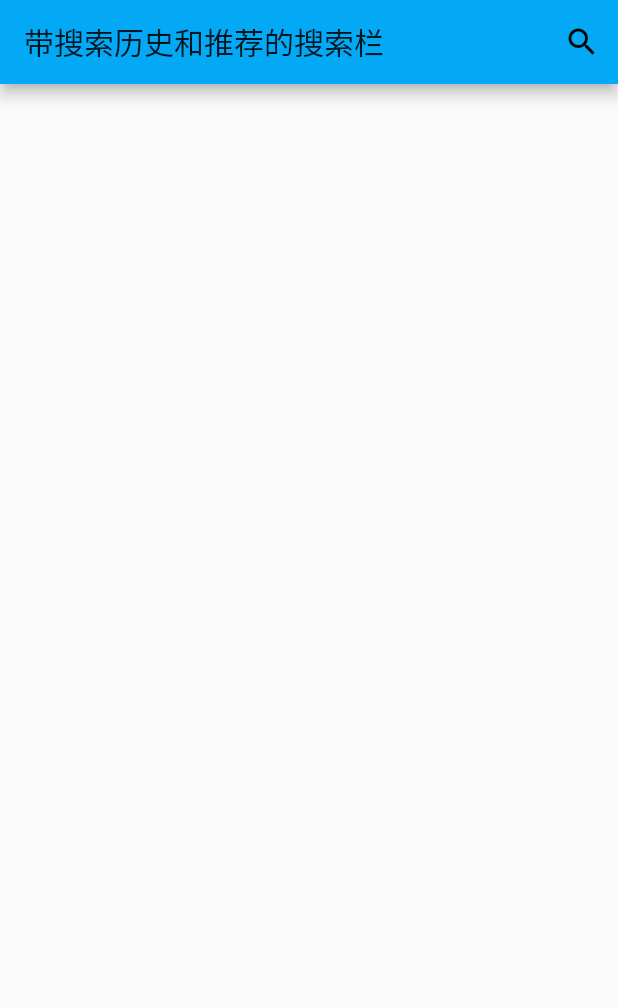
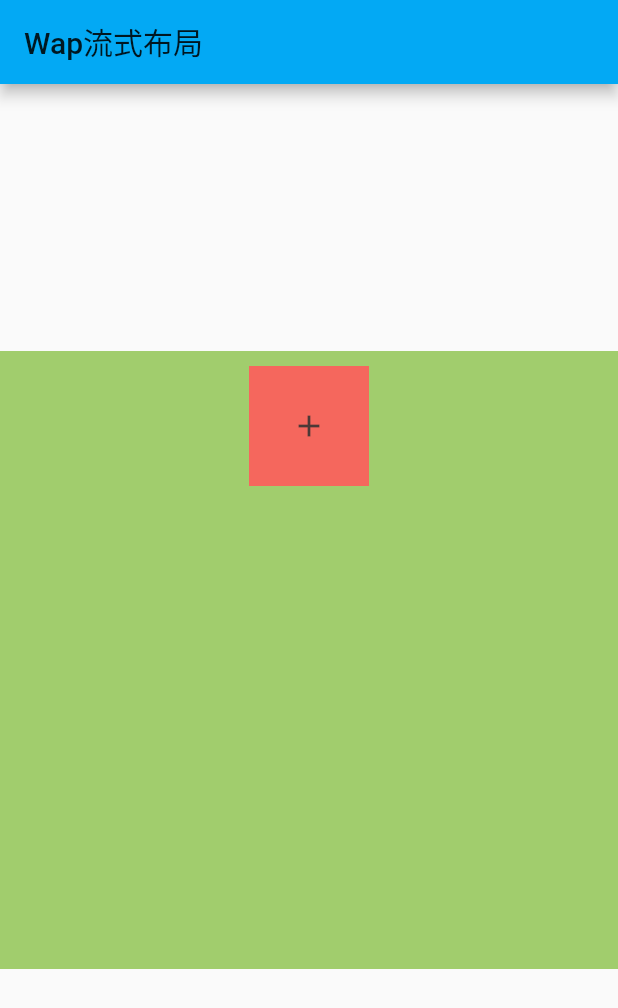
Before and after one commit to soojade/flutter-demoes, a Flutter app: the screen it shows after launch, on a phone screen of 412 x 824 dp. Shown: the top 1008 px of the screen. Run offline on Flutter 3.47's test engine with Material 2 defaults, Android fonts, the phone set to English and light mode, and no system bars.

Commit message:
wrap流式布局

```diff
--- a/lib/main.dart
+++ b/lib/main.dart
@@ -1,5 +1,6 @@
 import 'package:flutter/material.dart';
-import 'package:flutter_demoes/search_bar/search_bar.dart'; // 搜索栏
+import 'package:flutter_demoes/wrap_layout/wrap_layout.dart'; // wrap 流式布局
+// import 'package:flutter_demoes/search_bar/search_bar.dart';  // 搜索栏
 // import 'package:flutter_demoes/keep_alive_tab/keep_alive_tab.dart'; // 保持状态的tab
 // import 'package:flutter_demoes/frosted_glass/frosted_glass.dart'; // 毛玻璃特效
 // import 'package:flutter_demoes/custom_route_animation/pages.dart'; // 自定义路由动画
@@ -21,7 +22,8 @@ class MyApp extends StatelessWidget {
       // home: Page1(), 自定义路由动画
       // home: FrostedGlass(), // 毛玻璃特效
       // home: KeepAliveTab(), // 保持状态的tab
-      home: SearchBar(), // 搜索栏
+      // home: SearchBar(), // 搜索栏
+      home: WrapLayout(), // wrap 流式布局
     );
   }
 }
--- /dev/null
+++ b/lib/wrap_layout/wrap_layout.dart
@@ -0,0 +1,90 @@
+import 'package:flutter/material.dart';
+
+class WrapLayout extends StatefulWidget {
+  @override
+  _WrapLayoutState createState() => _WrapLayoutState();
+}
+
+class _WrapLayoutState extends State<WrapLayout> {
+  List<Widget> imgList; // 存储展示的图片
+
+  @override
+  void initState() {
+    super.initState();
+    imgList = List<Widget>()..add(addButton()); // 初始化list
+  }
+
+  Widget addButton() {
+    // 使用手势识别组件给没有触发事件的child绑定事件
+    return GestureDetector(
+      onTap: () {
+        // 这里只放9个图片
+        if (imgList.length < 9) {
+          // 必须使用setState来更新状态
+          setState(() {
+            imgList.insert(imgList.length - 1, addImg()); // 点击添加图片
+          });
+        }
+      },
+      // 使用padding 自动边距方便布局
+      child: Padding(
+        padding: const EdgeInsets.all(10.0),
+        child: Container(
+          width: 80.0,
+          height: 80.0,
+          color: Colors.red,
+          child: Icon(Icons.add),
+        ),
+      ),
+    );
+  }
+
+  // 添加图片
+  Widget addImg() {
+    return Padding(
+      padding: const EdgeInsets.all(10.0),
+      // 额外添加的透明效果，子组件会继承父容器的透明度，子组件透明度设置1页没有用
+      child: Opacity(
+        opacity: 0.3,
+        child: Container(
+          width: 80.0,
+          height: 80.0,
+          color: Colors.lightBlue,
+          child: Center(
+            child: Text('图片'),
+          ),
+        ),
+      ),
+    );
+  }
+
+  @override
+  Widget build(BuildContext context) {
+    // 使用媒体查询获取屏幕宽高，来设置Container的宽和高
+    final screenW = MediaQuery.of(context).size.width;
+    final screenH = MediaQuery.of(context).size.height;
+
+    return Scaffold(
+      appBar: AppBar(
+        title: Text('Wap流式布局'),
+      ),
+      body: Center(
+        child: Opacity(
+          // 添加透明效果
+          opacity: 0.8,
+          child: Container(
+            alignment: Alignment.topCenter,
+            width: screenW,
+            height: screenH / 2,
+            color: Colors.lightGreen,
+            child: Wrap(
+              // 流式布局
+              children: imgList,
+              spacing: 10.0, // 图片间距
+            ),
+          ),
+        ),
+      ),
+    );
+  }
+}
```
